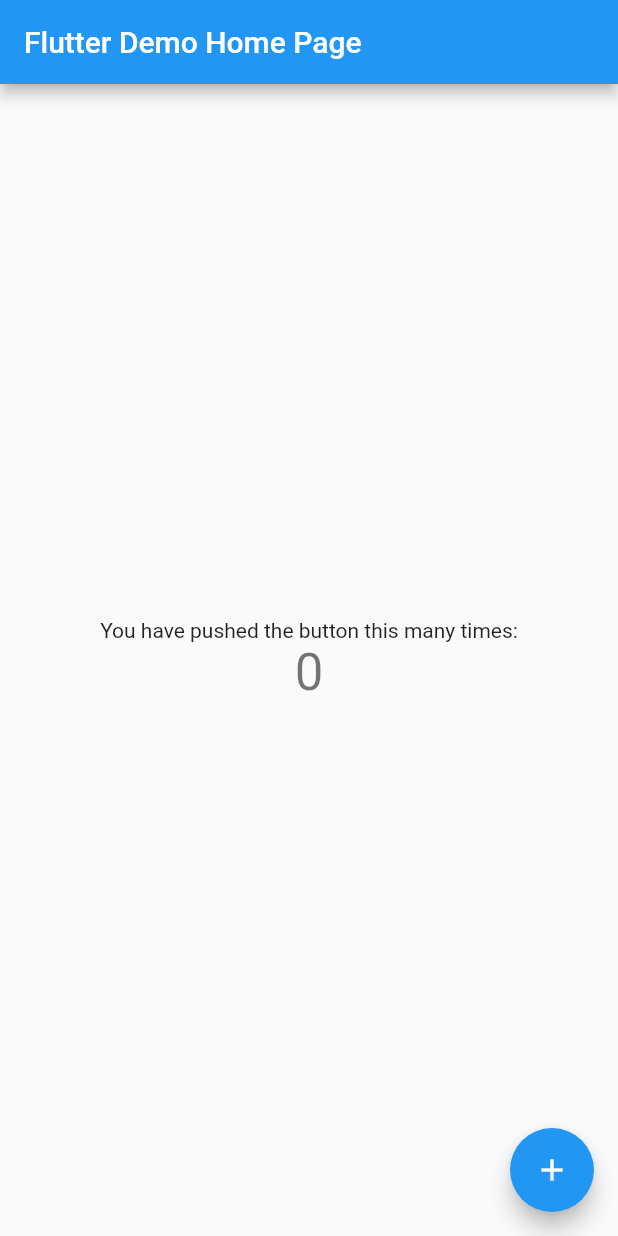
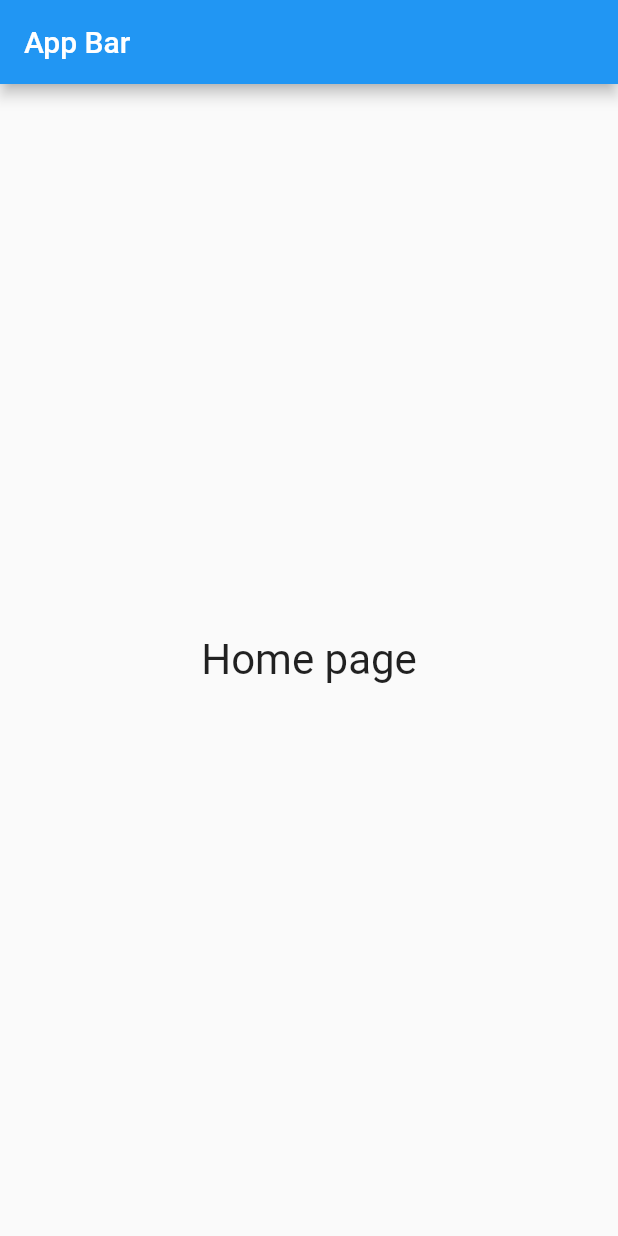
Before and after one commit to Adil01012000/Education_Alert_Mobile, a Flutter app: the screen it shows after launch, on a phone screen of 412 x 824 dp. Run offline on Flutter 3.47's test engine with Material 2 defaults, Android fonts, the phone set to English and light mode, and no system bars.

Commit message:
done with splash screen

```diff
--- a/lib/main.dart
+++ b/lib/main.dart
@@ -1,3 +1,4 @@
+import 'package:edualert/splash_screen.dart';
 import 'package:flutter/material.dart';
 
 void main() {
@@ -7,109 +8,10 @@
 class MyApp extends StatelessWidget {
   const MyApp({super.key});
 
-  // This widget is the root of your application.
   @override
   Widget build(BuildContext context) {
     return MaterialApp(
-      title: 'Flutter Demo',
-      theme: ThemeData(
-        // This is the theme of your application.
-        //
-        // Try running your application with "flutter run". You'll see the
-        // application has a blue toolbar. Then, without quitting the app, try
-        // changing the primarySwatch below to Colors.green and then invoke
-        // "hot reload" (press "r" in the console where you ran "flutter run",
-        // or simply save your changes to "hot reload" in a Flutter IDE).
-        // Notice that the counter didn't reset back to zero; the application
-        // is not restarted.
-        primarySwatch: Colors.blue,
-      ),
-      home: const MyHomePage(title: 'Flutter Demo Home Page'),
+      home: SplashScreen(),
     );
   }
 }
-
-class MyHomePage extends StatefulWidget {
-  const MyHomePage({super.key, required this.title});
-
-  // This widget is the home page of your application. It is stateful, meaning
-  // that it has a State object (defined below) that contains fields that affect
-  // how it looks.
-
-  // This class is the configuration for the state. It holds the values (in this
-  // case the title) provided by the parent (in this case the App widget) and
-  // used by the build method of the State. Fields in a Widget subclass are
-  // always marked "final".
-
-  final String title;
-
-  @override
-  State<MyHomePage> createState() => _MyHomePageState();
-}
-
-class _MyHomePageState extends State<MyHomePage> {
-  int _counter = 0;
-
-  void _incrementCounter() {
-    setState(() {
-      // This call to setState tells the Flutter framework that something has
-      // changed in this State, which causes it to rerun the build method below
-      // so that the display can reflect the updated values. If we changed
-      // _counter without calling setState(), then the build method would not be
-      // called again, and so nothing would appear to happen.
-      _counter++;
-    });
-  }
-
-  @override
-  Widget build(BuildContext context) {
-    // This method is rerun every time setState is called, for instance as done
-    // by the _incrementCounter method above.
-    //
-    // The Flutter framework has been optimized to make rerunning build methods
-    // fast, so that you can just rebuild anything that needs updating rather
-    // than having to individually change instances of widgets.
-    return Scaffold(
-      appBar: AppBar(
-        // Here we take the value from the MyHomePage object that was created by
-        // the App.build method, and use it to set our appbar title.
-        title: Text(widget.title),
-      ),
-      body: Center(
-        // Center is a layout widget. It takes a single child and positions it
-        // in the middle of the parent.
-        child: Column(
-          // Column is also a layout widget. It takes a list of children and
-          // arranges them vertically. By default, it sizes itself to fit its
-          // children horizontally, and tries to be as tall as its parent.
-          //
-          // Invoke "debug painting" (press "p" in the console, choose the
-          // "Toggle Debug Paint" action from the Flutter Inspector in Android
-          // Studio, or the "Toggle Debug Paint" command in Visual Studio Code)
-          // to see the wireframe for each widget.
-          //
-          // Column has various properties to control how it sizes itself and
-          // how it positions its children. Here we use mainAxisAlignment to
-          // center the children vertically; the main axis here is the vertical
-          // axis because Columns are vertical (the cross axis would be
-          // horizontal).
-          mainAxisAlignment: MainAxisAlignment.center,
-          children: <Widget>[
-            const Text(
-              'You have pushed the button this many times:',
-            ),
-            Text(
-              '$_counter',
-              style: Theme.of(context).textTheme.headlineMedium,
-            ),
-          ],
-        ),
-      ),
-      floatingActionButton: FloatingActionButton(
-        onPressed: _incrementCounter,
-        tooltip: 'Increment',
-        child: const Icon(Icons.add),
-      ), // This trailing comma makes auto-formatting nicer for build methods.
-    );
-  }
-}
--- /dev/null
+++ b/lib/splash_screen.dart
@@ -0,0 +1,37 @@
+import 'dart:async';
+import 'package:flutter/material.dart';
+
+class SplashScreen extends StatefulWidget {
+  @override
+  _SplashScreenState createState() => _SplashScreenState();
+}
+
+class _SplashScreenState extends State<SplashScreen> {
+  @override
+  void initState() {
+    super.initState();
+    Timer(
+        Duration(seconds: 3),
+        () => Navigator.pushReplacement(
+            context, MaterialPageRoute(builder: (context) => SecondScreen())));
+  }
+
+  @override
+  Widget build(BuildContext context) {
+    return Container(color: Colors.white, child: FlutterLogo());
+  }
+}
+
+class SecondScreen extends StatelessWidget {
+  @override
+  Widget build(BuildContext context) {
+    return Scaffold(
+      appBar: AppBar(title: Text("App Bar")),
+      body: Center(
+          child: Text(
+        "Home page",
+        textScaleFactor: 2,
+      )),
+    );
+  }
+}
```
